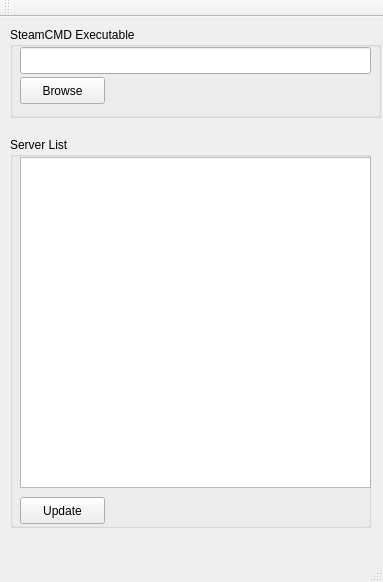
Before: the Qt Designer form mainwindow.ui in backraw/SteamCMD-GUI-Qt, drawn with Qt 5.
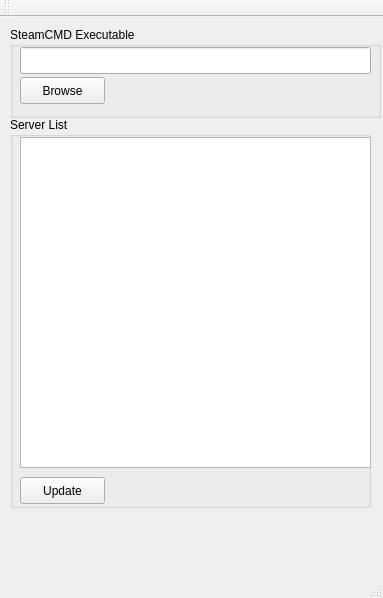
After: the same form once the commit is applied.

Commit message: ui: Move GroupBox ServerList up a bit

```diff
--- a/mainwindow.ui
+++ b/mainwindow.ui
@@ -7,7 +7,7 @@
     <x>0</x>
     <y>0</y>
     <width>383</width>
-    <height>582</height>
+    <height>598</height>
    </rect>
   </property>
   <property name="windowTitle">
@@ -54,7 +54,7 @@
     <property name="geometry">
      <rect>
       <x>10</x>
-      <y>120</y>
+      <y>100</y>
       <width>361</width>
       <height>391</height>
      </rect>
```
